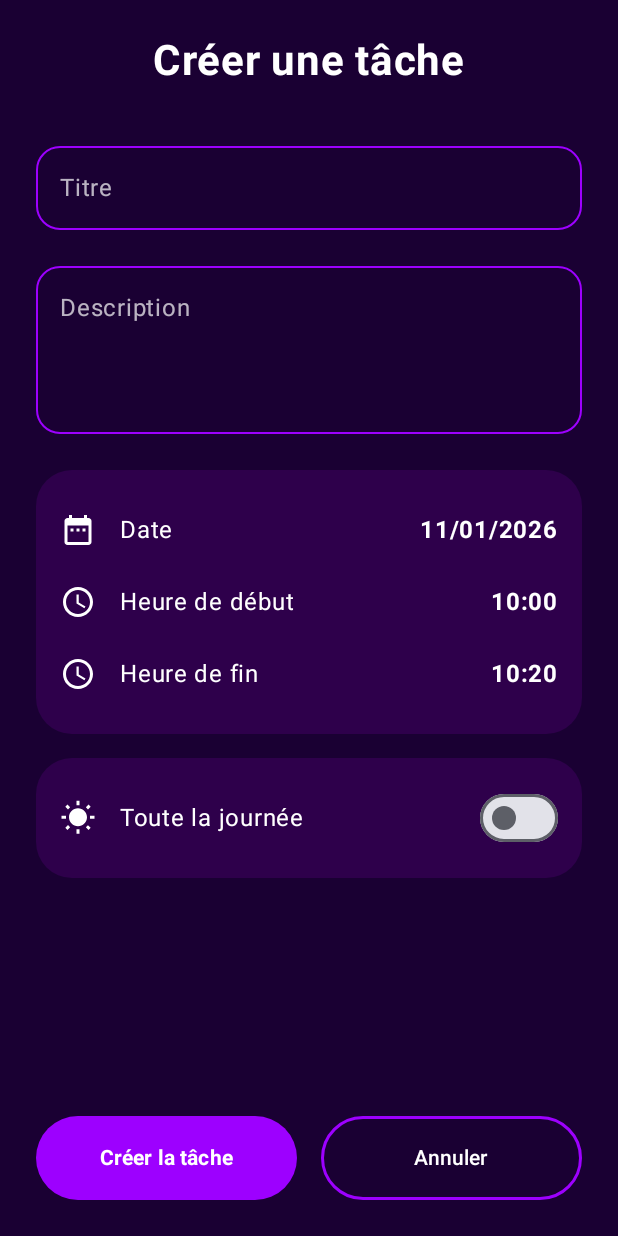
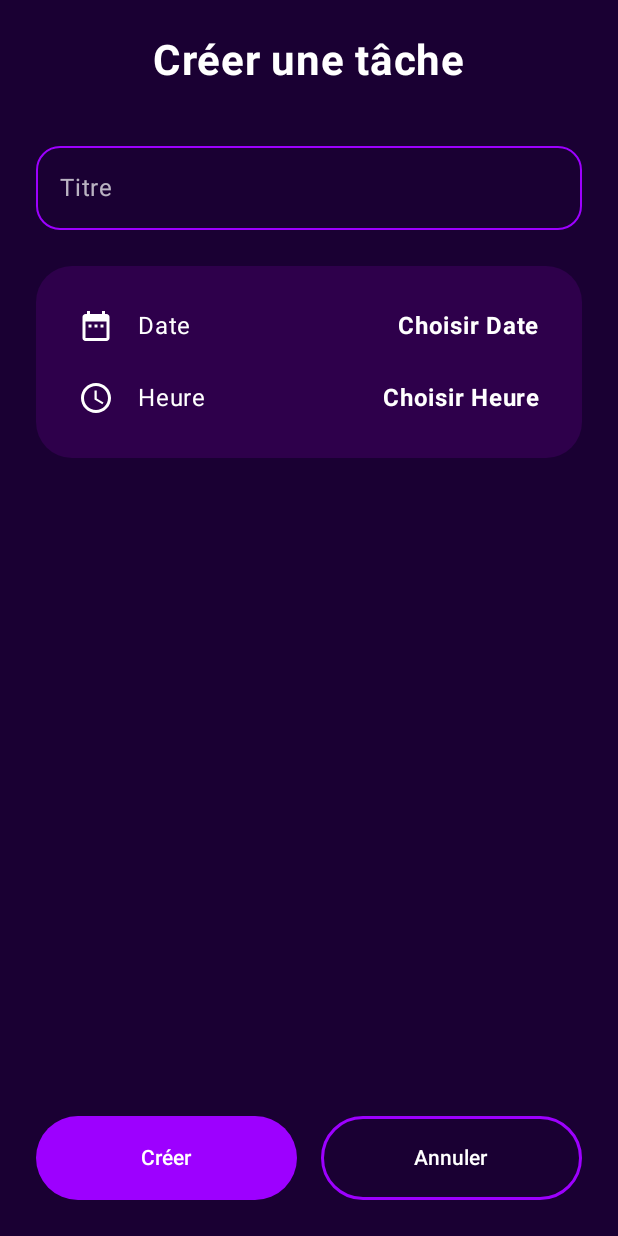
Before and after one commit to 0Shin6/Flame, an Android app built with Jetpack Compose: the screen it shows after launch (MainActivity), after a tap on "Ajouter", on a phone screen of 412 x 824 dp. Run offline under Robolectric (Android 15) with nearby library versions, the phone set to English and light mode, and no system bars.

Commit message:
Listage des tâches du plus tôt au plus tard

```diff
--- a/app/app/src/main/java/com/example/flame/MainActivity.kt
+++ b/app/app/src/main/java/com/example/flame/MainActivity.kt
@@ -16,7 +16,6 @@ import androidx.compose.material.icons.Icons
 import androidx.compose.material.icons.filled.Add
 import androidx.compose.material.icons.filled.DateRange
 import androidx.compose.material.icons.filled.Schedule
-import androidx.compose.material.icons.filled.WbSunny
 import androidx.compose.material3.*
 import androidx.compose.runtime.*
 import androidx.compose.ui.Alignment
@@ -30,9 +29,16 @@ import androidx.navigation.compose.NavHost
 import androidx.navigation.compose.composable
 import androidx.navigation.compose.rememberNavController
 import com.example.flame.ui.theme.FlameTheme
-import java.util.Calendar
+import java.util.*
 
-// --- COULEURS DU DESIGN FLAME ---
+
+data class Tache(
+    val titre: String,
+    val dateDebut: Long,
+    val dateFin: Long
+)
+
+// Design global du projet
 val FlameBackground = Color(0xFF1A0033)
 val FlameCard = Color(0xFF2E004B)
 val FlamePurple = Color(0xFF9D00FF)
@@ -43,28 +49,25 @@ class MainActivity : ComponentActivity() {
         enableEdgeToEdge()
         setContent {
             FlameTheme {
-                // La Surface garantit que le fond n'est pas noir et occupe tout l'écran
-                Surface(
-                    modifier = Modifier.fillMaxSize(),
-                    color = FlameBackground
-                ) {
+                Surface(modifier = Modifier.fillMaxSize(), color = FlameBackground) {
                     val navController = rememberNavController()
-                    // Liste d'état pour simuler les données du diagramme
-                    val taches = remember {
-                        mutableStateListOf("Morning routine", "Work out", "Reading")
-                    }
+                    val taches = remember { mutableStateListOf<Tache>() }
+
+                    // Tri des tâches du plus tôt au plus tard
+                    val tachesTriees = taches.sortedBy { it.dateDebut }
 
                     NavHost(navController = navController, startDestination = "liste") {
                         composable("liste") {
-                            EcranListeTaches(
-                                taches = taches,
+                            ListeTaches(
+                                taches = tachesTriees,
                                 onNavigateToAdd = { navController.navigate("ajout") }
                             )
                         }
                         composable("ajout") {
-                            EcranAjoutTache(
-                                onTaskCreated = { nouveauTitre ->
-                                    taches.add(nouveauTitre)
+                            AjoutTache(
+                                onTaskCreated = { nouveauTitre, timestamp ->
+                                    // On crée la tâche avec début et fin (durée de la tâche à 1h par défaut)
+                                    taches.add(Tache(nouveauTitre, timestamp, timestamp + 3600000))
                                     navController.popBackStack()
                                 },
                                 onBack = { navController.popBackStack() }
@@ -77,50 +80,38 @@ class MainActivity : ComponentActivity() {
     }
 }
 
-// --- ÉCRAN 1 : LISTE DES TÂCHES ---
 @Composable
-fun EcranListeTaches(taches: List<String>, onNavigateToAdd: () -> Unit) {
+fun ListeTaches(taches: List<Tache>, onNavigateToAdd: () -> Unit) {
     Scaffold(
         floatingActionButton = {
-            FloatingActionButton(
-                onClick = onNavigateToAdd,
-                containerColor = FlamePurple,
-                shape = RoundedCornerShape(50.dp)
-            ) {
+            FloatingActionButton(onClick = onNavigateToAdd, containerColor = FlamePurple, shape = RoundedCornerShape(50.dp)) {
                 Icon(Icons.Default.Add, contentDescription = "Ajouter", tint = Color.White)
             }
         },
         containerColor = FlameBackground
     ) { padding ->
-        Column(
-            modifier = Modifier
-                .padding(padding)
-                .fillMaxSize()
-                .padding(24.dp)
-        ) {
-            Text(
-                text = "Bonjour 2pac 👋",
-                color = Color.White,
-                fontSize = 28.sp,
-                fontWeight = FontWeight.Bold
-            )
+        Column(modifier = Modifier.padding(padding).fillMaxSize().padding(24.dp)) {
+            Text("Bonjour 2pac 👋", color = Color.White, fontSize = 28.sp, fontWeight = FontWeight.Bold)
             Spacer(modifier = Modifier.height(32.dp))
-            Text("Vos tâches", color = Color.White, fontSize = 20.sp)
+            Text("Vos tâches (Triées par heure)", color = Color.White, fontSize = 20.sp)
 
-            LazyColumn(
-                verticalArrangement = Arrangement.spacedBy(12.dp),
-                modifier = Modifier.padding(top = 16.dp)
-            ) {
-                items(taches) { item ->
-                    Button(
-                        onClick = { /* Action au clic */ },
-                        modifier = Modifier
-                            .fillMaxWidth()
-                            .height(60.dp),
-                        colors = ButtonDefaults.buttonColors(containerColor = FlameCard),
-                        shape = RoundedCornerShape(25.dp)
+            LazyColumn(verticalArrangement = Arrangement.spacedBy(12.dp), modifier = Modifier.padding(top = 16.dp)) {
+                items(taches) { tache ->
+                    Card(
+                        modifier = Modifier.fillMaxWidth().height(60.dp),
+                        shape = RoundedCornerShape(25.dp),
+                        colors = CardDefaults.cardColors(containerColor = FlameCard)
                     ) {
-                        Text(item, color = Color.White, fontSize = 16.sp)
+                        Row(modifier = Modifier.fillMaxSize().padding(horizontal = 20.dp), verticalAlignment = Alignment.CenterVertically) {
+                            Text(tache.titre, color = Color.White, modifier = Modifier.weight(1f))
+
+                            val cal = Calendar.getInstance().apply { timeInMillis = tache.dateDebut }
+                            Text(
+                                text = String.format("%02d:%02d", cal.get(Calendar.HOUR_OF_DAY), cal.get(Calendar.MINUTE)),
+                                color = Color.LightGray,
+                                fontSize = 14.sp
+                            )
+                        }
                     }
                 }
             }
@@ -128,136 +119,57 @@ fun EcranListeTaches(taches: List<String>, onNavigateToAdd: () -> Unit) {
     }
 }
 
-// --- ÉCRAN 2 : CRÉER UNE TÂCHE ---
 @Composable
-fun EcranAjoutTache(onTaskCreated: (String) -> Unit, onBack: () -> Unit) {
-    // États correspondants aux attributs du diagramme UML
-    var titre by remember { mutableStateOf("") }       // nom_tache
-    var description by remember { mutableStateOf("") } // description
-    var touteLaJournee by remember { mutableStateOf(false) }
+fun AjoutTache(onTaskCreated: (String, Long) -> Unit, onBack: () -> Unit) {
+    var titre by remember { mutableStateOf("") }
+    val calendar = remember { Calendar.getInstance() }
+    val context = LocalContext.current
+    var dateTexte by remember { mutableStateOf("Choisir Date") }
+    var heureTexte by remember { mutableStateOf("Choisir Heure") }
 
-    val context = LocalContext.current
-    var dateVal by remember { mutableStateOf("11/01/2026") }
-    var heureDebut by remember { mutableStateOf("10:00") } // debut
-    var heureFin by remember { mutableStateOf("10:20") }   // fin
-
-    Column(
-        modifier = Modifier
-            .fillMaxSize()
-            .background(FlameBackground)
-            .padding(24.dp),
-        horizontalAlignment = Alignment.CenterHorizontally
-    ) {
-        Text(
-            text = "Créer une tâche",
-            color = Color.White,
-            fontSize = 28.sp,
-            fontWeight = FontWeight.Bold
-        )
+    Column(modifier = Modifier.fillMaxSize().background(FlameBackground).padding(24.dp), horizontalAlignment = Alignment.CenterHorizontally) {
+        Text("Créer une tâche", color = Color.White, fontSize = 28.sp, fontWeight = FontWeight.Bold)
         Spacer(modifier = Modifier.height(32.dp))
 
-        // Champ Titre (nom_tache)
         OutlinedTextField(
-            value = titre,
-            onValueChange = { titre = it },
+            value = titre, onValueChange = { titre = it },
             label = { Text("Titre", color = Color.White.copy(alpha = 0.7f)) },
             modifier = Modifier.fillMaxWidth(),
             shape = RoundedCornerShape(16.dp),
-            colors = OutlinedTextFieldDefaults.colors(
-                focusedBorderColor = Color.White,
-                unfocusedBorderColor = FlamePurple,
-                focusedTextColor = Color.White,
-                unfocusedTextColor = Color.White
-            )
-        )
-
-        Spacer(modifier = Modifier.height(16.dp))
-
-        // Champ Description
-        OutlinedTextField(
-            value = description,
-            onValueChange = { description = it },
-            label = { Text("Description", color = Color.White.copy(alpha = 0.7f)) },
-            modifier = Modifier
-                .fillMaxWidth()
-                .height(120.dp),
-            shape = RoundedCornerShape(16.dp),
-            colors = OutlinedTextFieldDefaults.colors(
-                focusedBorderColor = Color.White,
-                unfocusedBorderColor = FlamePurple,
-                focusedTextColor = Color.White,
-                unfocusedTextColor = Color.White
-            )
+            colors = OutlinedTextFieldDefaults.colors(unfocusedBorderColor = FlamePurple, focusedTextColor = Color.White, unfocusedTextColor = Color.White)
         )
 
         Spacer(modifier = Modifier.height(24.dp))
 
-        // Bloc Date et Heures (debut et fin)
-        Card(
-            modifier = Modifier.fillMaxWidth(),
-            shape = RoundedCornerShape(24.dp),
-            colors = CardDefaults.cardColors(containerColor = FlameCard)
-        ) {
+        Card(modifier = Modifier.fillMaxWidth(), shape = RoundedCornerShape(24.dp), colors = CardDefaults.cardColors(containerColor = FlameCard)) {
             Column(modifier = Modifier.padding(16.dp)) {
-                LignePicker(Icons.Default.DateRange, "Date", dateVal) {
-                    DatePickerDialog(context, { _, y, m, d -> dateVal = "$d/${m+1}/$y" }, 2026, 0, 11).show()
+                LignePicker(Icons.Default.DateRange, "Date", dateTexte) {
+                    DatePickerDialog(context, { _, y, m, d ->
+                        calendar.set(y, m, d)
+                        dateTexte = "$d/${m+1}/$y"
+                    }, calendar.get(Calendar.YEAR), calendar.get(Calendar.MONTH), calendar.get(Calendar.DAY_OF_MONTH)).show()
                 }
-                LignePicker(Icons.Default.Schedule, "Heure de début", heureDebut) {
-                    TimePickerDialog(context, { _, h, m -> heureDebut = String.format("%02d:%02d", h, m) }, 10, 0, true).show()
-                }
-                LignePicker(Icons.Default.Schedule, "Heure de fin", heureFin) {
-                    TimePickerDialog(context, { _, h, m -> heureFin = String.format("%02d:%02d", h, m) }, 10, 20, true).show()
+                LignePicker(Icons.Default.Schedule, "Heure", heureTexte) {
+                    TimePickerDialog(context, { _, h, m ->
+                        calendar.set(Calendar.HOUR_OF_DAY, h)
+                        calendar.set(Calendar.MINUTE, m)
+                        heureTexte = String.format("%02d:%02d", h, m)
+                    }, calendar.get(Calendar.HOUR_OF_DAY), calendar.get(Calendar.MINUTE), true).show()
                 }
             }
         }
 
-        Spacer(modifier = Modifier.height(16.dp))
-
-        // Option "Toute la journée"
-        Row(
-            modifier = Modifier
-                .fillMaxWidth()
-                .background(FlameCard, RoundedCornerShape(24.dp))
-                .padding(16.dp),
-            verticalAlignment = Alignment.CenterVertically
-        ) {
-            Icon(Icons.Default.WbSunny, contentDescription = null, tint = Color.White)
-            Spacer(modifier = Modifier.width(16.dp))
-            Text("Toute la journée", color = Color.White, modifier = Modifier.weight(1f))
-            Switch(
-                checked = touteLaJournee,
-                onCheckedChange = { touteLaJournee = it },
-                colors = SwitchDefaults.colors(checkedThumbColor = FlamePurple)
-            )
-        }
-
         Spacer(modifier = Modifier.weight(1f))
 
-        // Boutons de validation
-        Row(
-            modifier = Modifier.fillMaxWidth(),
-            horizontalArrangement = Arrangement.spacedBy(16.dp)
-        ) {
+        Row(modifier = Modifier.fillMaxWidth(), horizontalArrangement = Arrangement.spacedBy(16.dp)) {
             Button(
-                onClick = { if (titre.isNotBlank()) onTaskCreated(titre) },
-                modifier = Modifier
-                    .weight(1f)
-                    .height(56.dp),
+                onClick = { if (titre.isNotBlank()) onTaskCreated(titre, calendar.timeInMillis) },
+                modifier = Modifier.weight(1f).height(56.dp),
                 colors = ButtonDefaults.buttonColors(containerColor = FlamePurple),
                 shape = RoundedCornerShape(28.dp)
-            ) {
-                Text("Créer la tâche", fontWeight = FontWeight.Bold)
-            }
+            ) { Text("Créer") }
 
-            Button(
-                onClick = onBack,
-                modifier = Modifier
-                    .weight(1f)
-                    .height(56.dp),
-                colors = ButtonDefaults.buttonColors(containerColor = Color.Transparent),
-                shape = RoundedCornerShape(28.dp),
-                border = androidx.compose.foundation.BorderStroke(2.dp, FlamePurple)
-            ) {
+            Button(onClick = onBack, modifier = Modifier.weight(1f).height(56.dp), colors = ButtonDefaults.buttonColors(containerColor = Color.Transparent), shape = RoundedCornerShape(28.dp), border = androidx.compose.foundation.BorderStroke(2.dp, FlamePurple)) {
                 Text("Annuler", color = Color.White)
             }
         }
@@ -265,20 +177,9 @@ fun EcranAjoutTache(onTaskCreated: (String) -> Unit, onBack: () -> Unit) {
 }
 
 @Composable
-fun LignePicker(
-    icon: androidx.compose.ui.graphics.vector.ImageVector,
-    label: String,
-    value: String,
-    onClick: () -> Unit
-) {
-    Row(
-        modifier = Modifier
-            .fillMaxWidth()
-            .clickable { onClick() }
-            .padding(vertical = 12.dp),
-        verticalAlignment = Alignment.CenterVertically
-    ) {
-        Icon(icon, contentDescription = null, tint = Color.White, modifier = Modifier.size(24.dp))
+fun LignePicker(icon: androidx.compose.ui.graphics.vector.ImageVector, label: String, value: String, onClick: () -> Unit) {
+    Row(modifier = Modifier.fillMaxWidth().clickable { onClick() }.padding(12.dp), verticalAlignment = Alignment.CenterVertically) {
+        Icon(icon, contentDescription = null, tint = Color.White)
         Spacer(modifier = Modifier.width(16.dp))
         Text(label, color = Color.White, modifier = Modifier.weight(1f))
         Text(value, color = Color.White, fontWeight = FontWeight.Bold)
```
